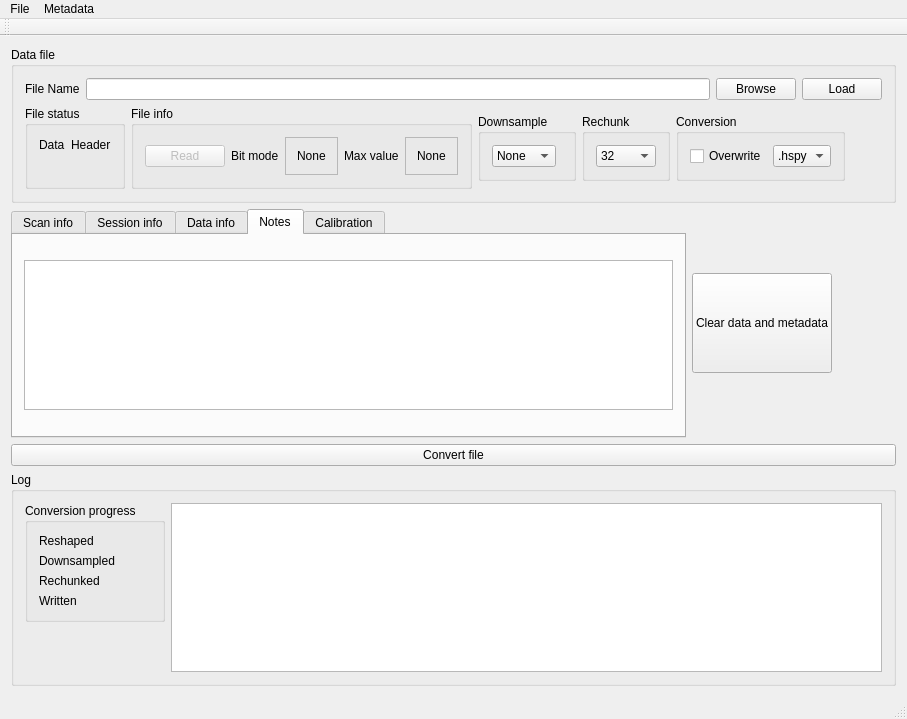
Before: the Qt Designer form mib2hspy/gui/source/QTCmib2hspy/mainwindow.ui in TEM-Gemini-Centre/mib2hspy, drawn with Qt 5.
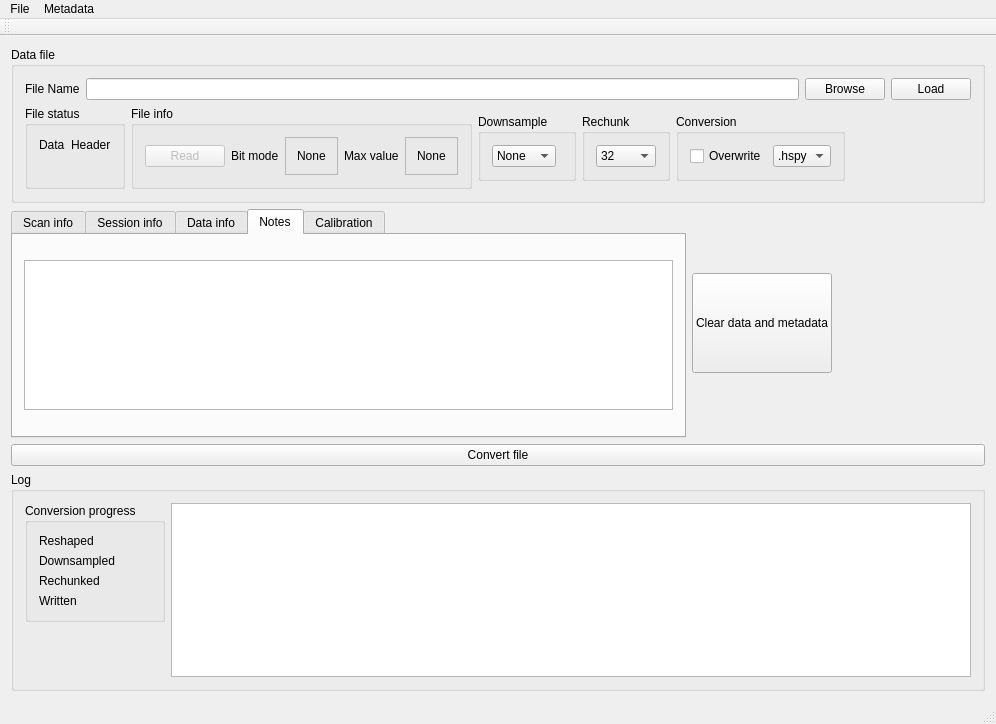
After: the same form once the commit is applied. The open tabs and pages were chosen to show the change. Icons and pictures are not drawn. Custom widgets are drawn as their Qt base class.

```diff
--- a/mib2hspy/gui/source/QTCmib2hspy/mainwindow.ui
+++ b/mib2hspy/gui/source/QTCmib2hspy/mainwindow.ui
@@ -6,8 +6,8 @@
    <rect>
     <x>0</x>
     <y>0</y>
-    <width>907</width>
-    <height>719</height>
+    <width>996</width>
+    <height>724</height>
    </rect>
   </property>
   <property name="windowTitle">
@@ -1474,8 +1474,8 @@
     <rect>
      <x>0</x>
      <y>0</y>
-     <width>907</width>
-     <height>26</height>
+     <width>996</width>
+     <height>22</height>
     </rect>
    </property>
    <widget class="QMenu" name="menuFile">
```
Left out of the diff: 4 changed lines with no effect on the pictures.
